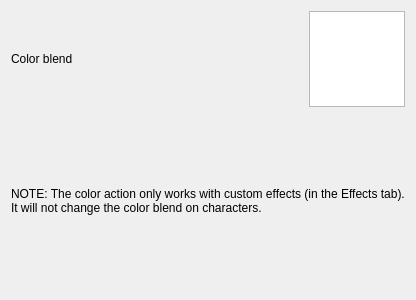
First picture: the form in gui-tool/ui/actiontab_color.ui, repository headshot2017/smbzg-charloader, before the edit.
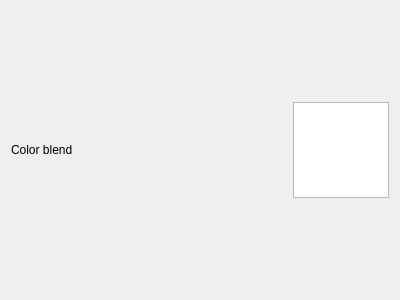
Second picture: the form after the edit. Custom widgets are drawn as their Qt base class.

Commit message: gui-tool: remove warning from color action

The edit to the form file:
```diff
--- a/gui-tool/ui/actiontab_color.ui
+++ b/gui-tool/ui/actiontab_color.ui
@@ -41,14 +41,6 @@
      </item>
     </layout>
    </item>
-   <item>
-    <widget class="QLabel" name="label_2">
-     <property name="text">
-      <string>NOTE: The color action only works with custom effects (in the Effects tab).
-It will not change the color blend on characters.</string>
-     </property>
-    </widget>
-   </item>
   </layout>
  </widget>
  <customwidgets>
```
